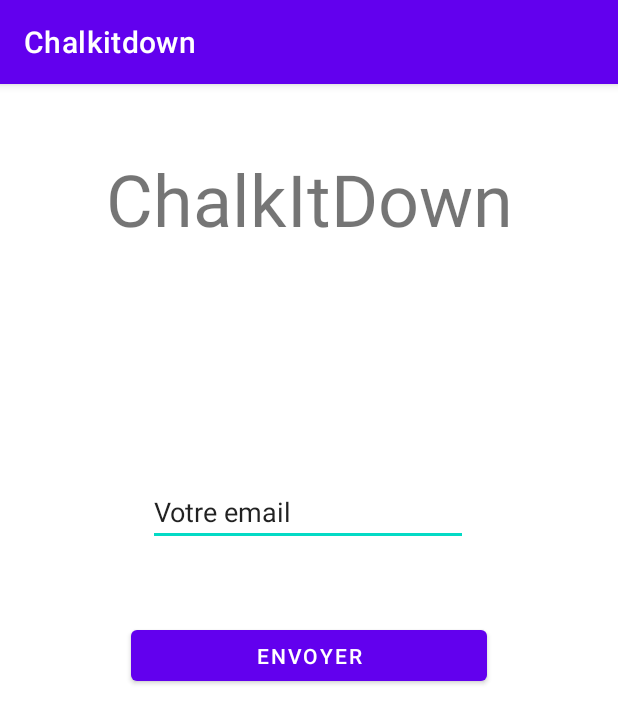
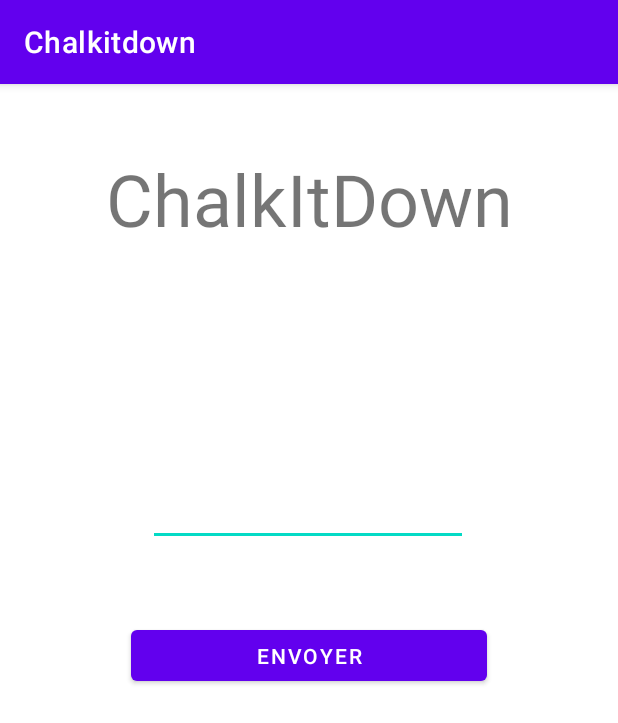
Before and after one commit to soupapoule/Chalkitdown, an Android app: the MdpOublie screen opened directly, with no data from a screen before it, on a phone screen of 412 x 824 dp. Shown: the top 723 px of the screen. Run offline under Robolectric (Android 15) with nearby library versions, the phone set to English and light mode, and no system bars; our stand-ins replace Firebase (no records; nobody signed in at launch, a user with empty details on screens opened directly).

Commit message:
Update activity_mdp_oublie.xml

```diff
--- a/app/src/main/res/layout/activity_mdp_oublie.xml
+++ b/app/src/main/res/layout/activity_mdp_oublie.xml
@@ -14,7 +14,6 @@
         android:layout_marginBottom="460dp"
         android:ems="10"
         android:inputType="textEmailAddress"
-        android:text="Votre email"
         app:layout_constraintBottom_toBottomOf="parent"
         app:layout_constraintEnd_toEndOf="parent"
         app:layout_constraintHorizontal_bias="0.497"
```
